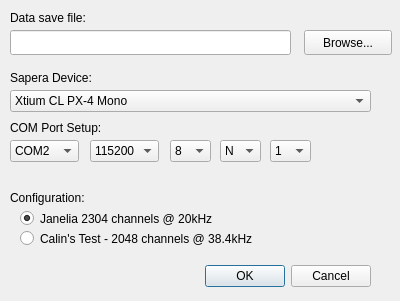
Before: the Qt Designer form FG_ConfigDialog.ui in acorver/SpikeGL, drawn with Qt 5.
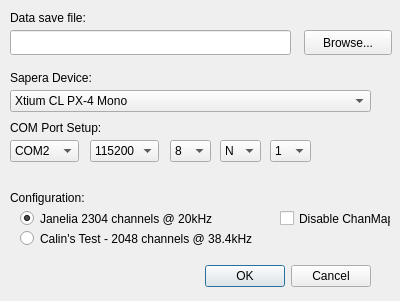
After: the same form once the commit is applied.

The edit to the form file:
```diff
--- a/FG_ConfigDialog.ui
+++ b/FG_ConfigDialog.ui
@@ -280,7 +280,7 @@
     <rect>
      <x>20</x>
      <y>210</y>
-     <width>321</width>
+     <width>241</width>
      <height>17</height>
     </rect>
    </property>
@@ -299,7 +299,7 @@
     <rect>
      <x>20</x>
      <y>230</y>
-     <width>331</width>
+     <width>241</width>
      <height>17</height>
     </rect>
    </property>
@@ -310,6 +310,25 @@
     <string notr="true">configBG</string>
    </attribute>
   </widget>
+  <widget class="QCheckBox" name="disableChanMapChk">
+   <property name="geometry">
+    <rect>
+     <x>280</x>
+     <y>210</y>
+     <width>111</width>
+     <height>17</height>
+    </rect>
+   </property>
+   <property name="toolTip">
+    <string>&lt;html&gt;&lt;head/&gt;&lt;body&gt;&lt;p&gt;For Jim Chen testing only. &lt;/p&gt;&lt;p&gt;If checked, disable the &amp;quot;channel mapping code&amp;quot; and simply show electrodes as they come in from the intan chips in the framegrabber frames.&lt;/p&gt;&lt;p&gt;Not that if unchecked, you can always &amp;quot;sort by intan&amp;quot; or &amp;quot;sort by electrode&amp;quot; from the options menu. Sorting by intan should show the channels as they come in from the framegrabber (assuming the channel mapping code is bug-free).&lt;/p&gt;&lt;p&gt;Default is unchecked, which means channel mapping is enabled.&lt;/p&gt;&lt;/body&gt;&lt;/html&gt;</string>
+   </property>
+   <property name="whatsThis">
+    <string>&lt;html&gt;&lt;head/&gt;&lt;body&gt;&lt;p&gt;For Jim Chen testing only. &lt;/p&gt;&lt;p&gt;If checked, disable the &amp;quot;channel mapping code&amp;quot; and simply show electrodes as they come in from the intan chips in the framegrabber frames.&lt;/p&gt;&lt;p&gt;Not that if unchecked, you can always &amp;quot;sort by intan&amp;quot; or &amp;quot;sort by electrode&amp;quot; from the options menu. Sorting by intan should show the channels as they come in from the framegrabber (assuming the channel mapping code is bug-free).&lt;/p&gt;&lt;p&gt;Default is unchecked, which means channel mapping is enabled.&lt;/p&gt;&lt;/body&gt;&lt;/html&gt;</string>
+   </property>
+   <property name="text">
+    <string>Disable ChanMap</string>
+   </property>
+  </widget>
  </widget>
  <resources/>
  <connections>
```
